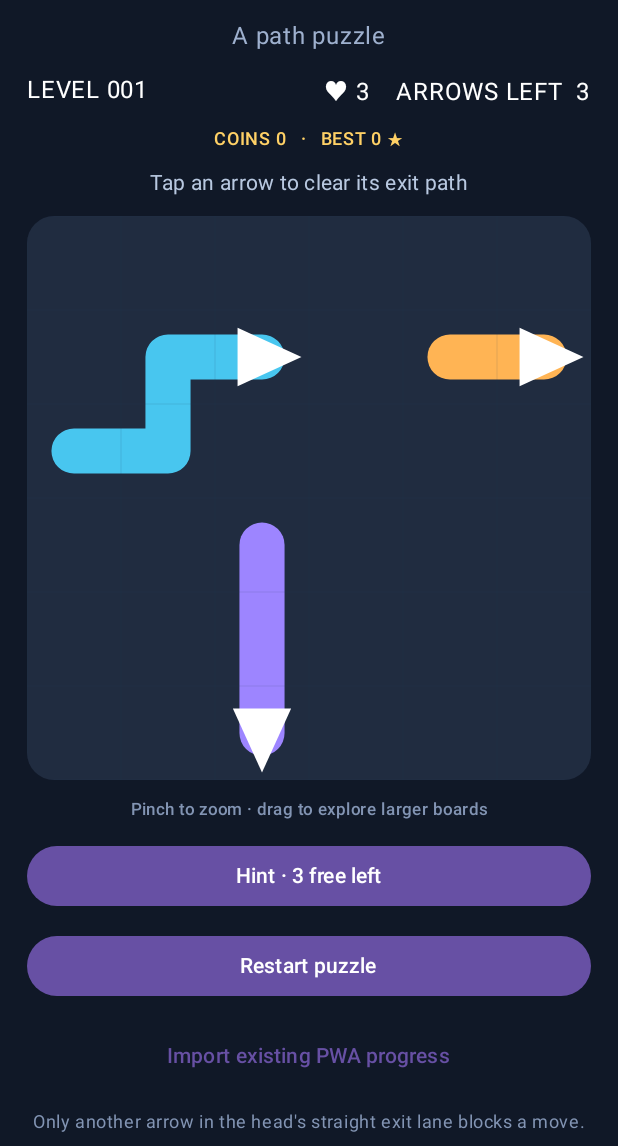
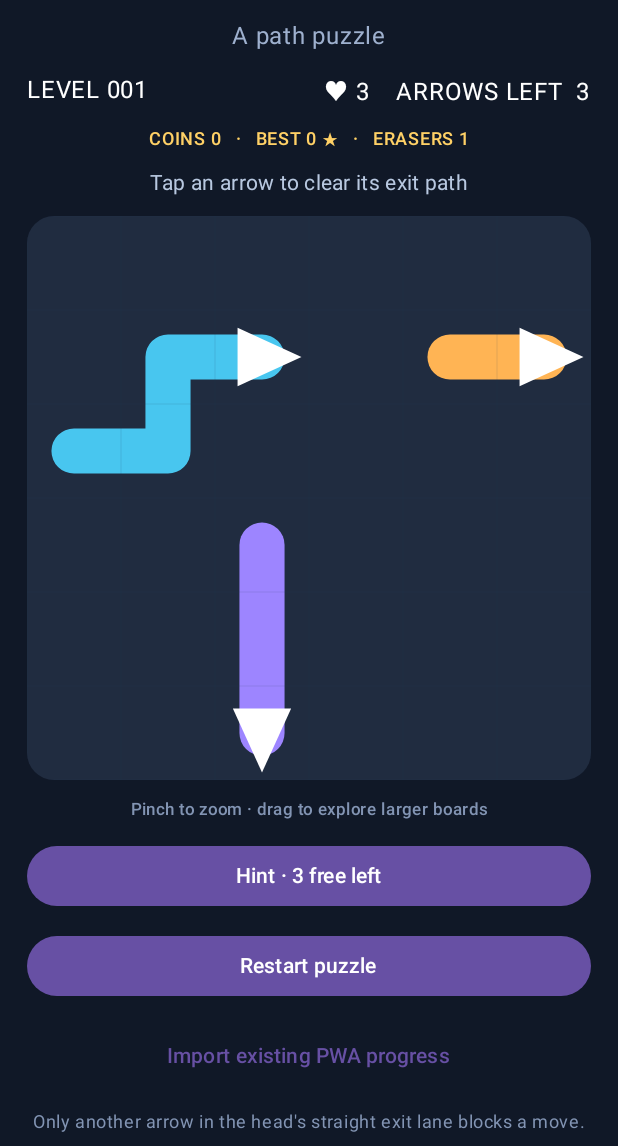
Before and after one commit to parya5103/Fletch_Game, an Android app built with Jetpack Compose: the @Preview function ArrowPreviewLight, on a phone screen of 412 x 824 dp, the part 90-1236 px from its top. Run offline under Robolectric (Android 15) with nearby library versions, the phone set to English and light mode, and no system bars; libraries missing offline, so code that uses them is left out: androidx.hilt.lifecycle; network calls fail.

Commit message:
feat(ui): add hint, eraser and undo controls for Arrow Out

```diff
--- a/android-native/app/src/main/java/com/aaryapratik/arrowout/nativeapp/presentation/ArrowOutScreen.kt
+++ b/android-native/app/src/main/java/com/aaryapratik/arrowout/nativeapp/presentation/ArrowOutScreen.kt
@@ -71,8 +71,8 @@ private val arrowColors=listOf(Color(0xFF48C6EF),Color(0xFFFFB454),Color(0xFF9D8
     Text("LEVEL ${state.level.toString().padStart(3,'0')}",color=Color.White)
     Text("♥ ${state.hearts}    ARROWS LEFT  ${state.remaining}",color=Color.White)
    }
-   Text("COINS ${state.coins}   ·   BEST ${state.bestStars[state.level]?:0} ★",color=Color(0xFFFFD166),style=MaterialTheme.typography.labelMedium)
-   Text(if(isRestoring)"Restoring your progress…" else state.message,color=Color(0xFFB8C8E0),style=MaterialTheme.typography.bodyMedium)
+   Text("COINS ${state.coins}   ·   BEST ${state.bestStars[state.level]?:0} ★   ·   ERASERS ${state.erasersRemaining}",color=Color(0xFFFFD166),style=MaterialTheme.typography.labelMedium)
+   Text(if(isRestoring)"Restoring your progress…" else if(state.eraserMode)"Tap an arrow to erase it" else state.message,color=if(state.eraserMode)Color(0xFFFFD166)else Color(0xFFB8C8E0),style=MaterialTheme.typography.bodyMedium)
    Canvas(
     Modifier.fillMaxWidth().aspectRatio(board.width.toFloat()/board.height.toFloat())
      .clip(RoundedCornerShape(18.dp)).background(Color(0xFF202C40))
```
